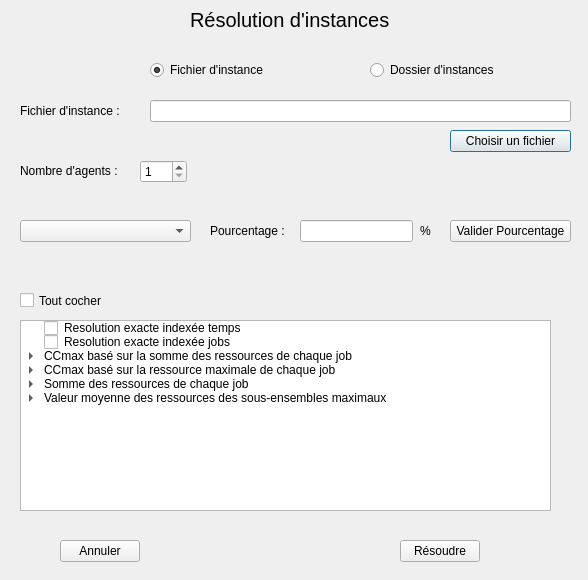
Qt form PRDOrdonancement/resolutioninstance.ui (pierrefervault/PRDOrdonancement) before a commit.
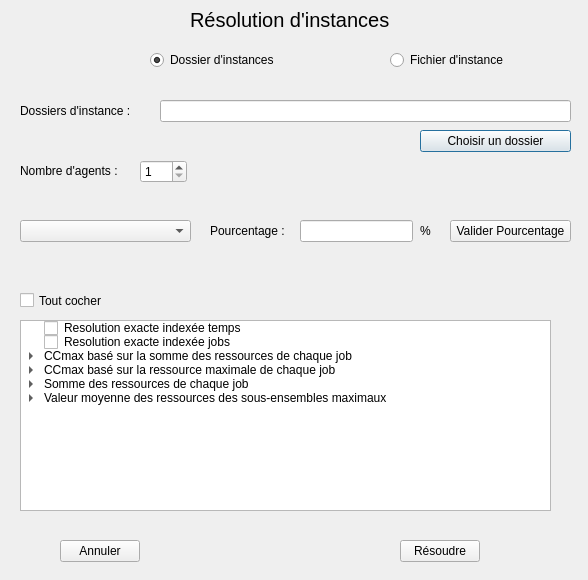
The same form after that commit.

The edit to the form file:
```diff
--- a/PRDOrdonancement/resolutioninstance.ui
+++ b/PRDOrdonancement/resolutioninstance.ui
@@ -36,20 +36,20 @@
     <rect>
      <x>20</x>
      <y>100</y>
-     <width>121</width>
+     <width>131</width>
      <height>21</height>
     </rect>
    </property>
    <property name="text">
-    <string>Fichier d'instance :</string>
+    <string>Dossiers d'instance :</string>
    </property>
   </widget>
   <widget class="QLineEdit" name="choisirFichierLineEdit">
    <property name="geometry">
     <rect>
-     <x>150</x>
+     <x>160</x>
      <y>100</y>
-     <width>421</width>
+     <width>411</width>
      <height>22</height>
     </rect>
    </property>
@@ -57,14 +57,14 @@
   <widget class="QPushButton" name="choisirFichierPushButton">
    <property name="geometry">
     <rect>
-     <x>450</x>
+     <x>420</x>
      <y>130</y>
-     <width>121</width>
+     <width>151</width>
      <height>22</height>
     </rect>
    </property>
    <property name="text">
-    <string>Choisir un fichier</string>
+    <string>Choisir un dossier</string>
    </property>
   </widget>
   <widget class="QPushButton" name="validerPushButton">
@@ -96,8 +96,8 @@
   <widget class="QRadioButton" name="fichierRadioButton">
    <property name="geometry">
     <rect>
-     <x>150</x>
-     <y>60</y>
+     <x>390</x>
+     <y>50</y>
      <width>131</width>
      <height>20</height>
     </rect>
@@ -106,14 +106,14 @@
     <string>Fichier d'instance</string>
    </property>
    <property name="checked">
-    <bool>true</bool>
+    <bool>false</bool>
    </property>
   </widget>
   <widget class="QRadioButton" name="dossierRadioButton">
    <property name="geometry">
     <rect>
-     <x>370</x>
-     <y>60</y>
+     <x>150</x>
+     <y>50</y>
      <width>141</width>
      <height>20</height>
     </rect>
@@ -121,6 +121,9 @@
    <property name="text">
     <string>Dossier d'instances</string>
    </property>
+   <property name="checked">
+    <bool>true</bool>
+   </property>
   </widget>
   <widget class="QTreeWidget" name="treeWidget">
    <property name="geometry">
```
